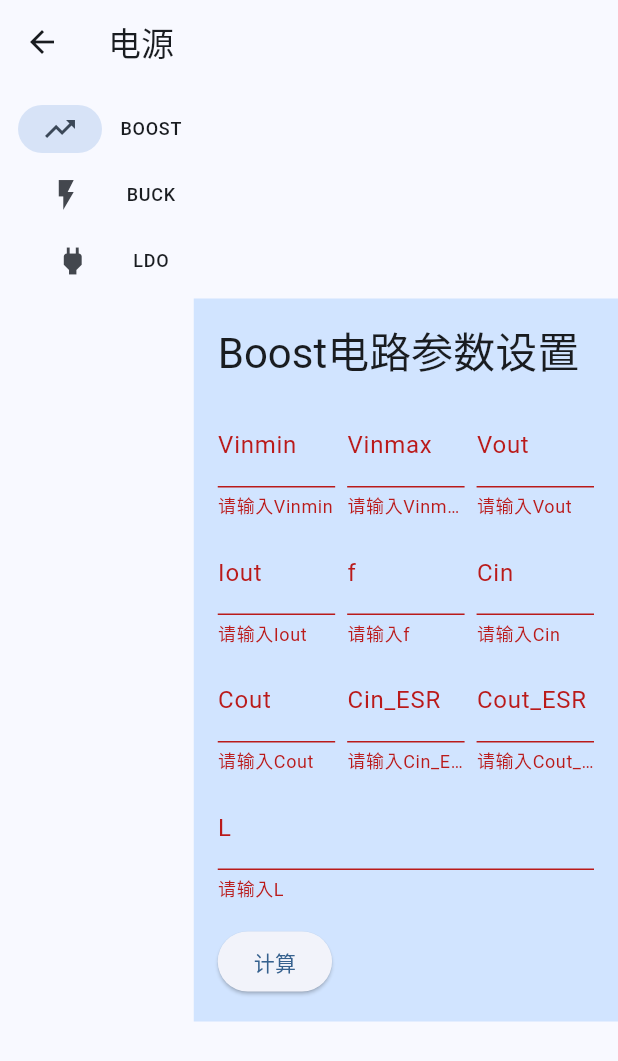
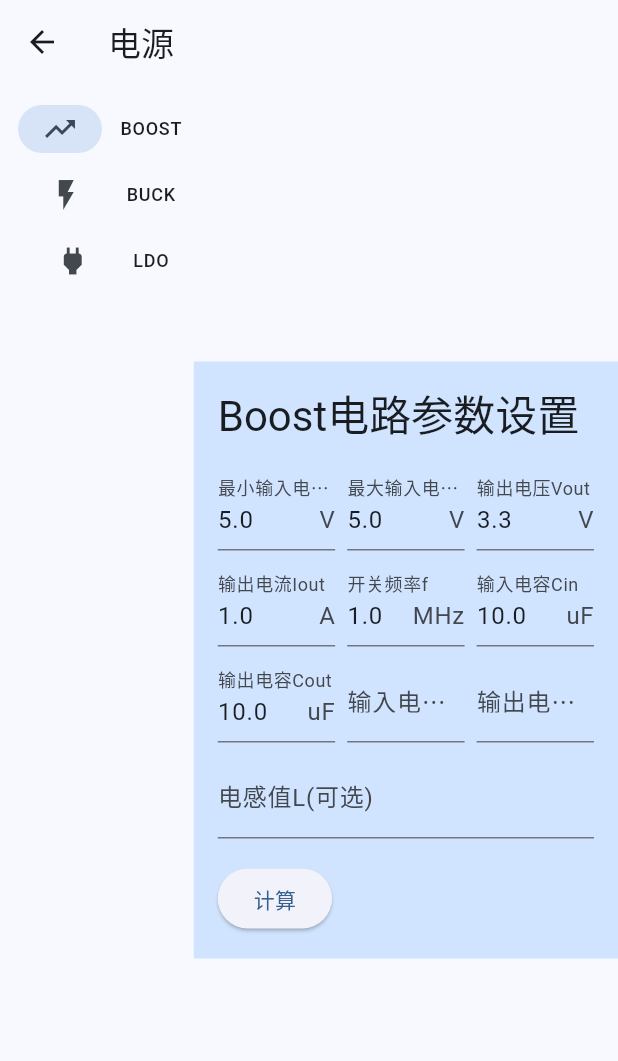
Before and after one commit to vrxiaojie/EngineerHelper, a Flutter app: the PowerPage screen opened directly, after a tap on "计算", on a phone screen of 412 x 824 dp. Shown: the top 1061 px of the screen. Run offline on Flutter 3.47's test engine with Material 3 defaults, Android fonts, the light colour scheme and no system bars.

Commit message:
自动设置boost参数初始值；不检查可选参数；增加单位显示

```diff
--- a/engineer_helper/lib/PowerPage.dart
+++ b/engineer_helper/lib/PowerPage.dart
@@ -1,4 +1,7 @@
+// ignore_for_file: prefer_const_constructors
+
 import 'package:flutter/material.dart';
+import 'package:flutter/services.dart';
 
 // 电源页面
 class PowerPage extends StatefulWidget {
@@ -92,6 +95,20 @@ class _PowerBoostPageState extends State<PowerBoostPage> {
   final TextEditingController lController = TextEditingController();
 
   @override
+  void initState() {
+    super.initState();
+    // 给Vinmin设置初始值
+    vinMinController.text = '5.0'; // 初始值设为 5.0 或其他值
+    vinMaxController.text = '5.0';
+    vOutController.text = '5.0';
+    vOutController.text = '3.3';
+    iOutController.text = '1.0';
+    fController.text = '1.0';
+    cinController.text = '10.0';
+    coutController.text = '10.0';
+  }
+
+  @override
   Widget build(BuildContext context) {
     return SingleChildScrollView(
       child: Padding(
@@ -111,9 +128,22 @@ class _PowerBoostPageState extends State<PowerBoostPage> {
                   Expanded(
                     child: TextFormField(
                       controller: vinMinController,
-                      decoration: InputDecoration(labelText: 'Vinmin'),
+                      decoration: InputDecoration(
+                        labelText: '最小输入电压Vinmin',
+                        suffixText: 'V',
+                      ),
+                      // onTap: () {
+                      //   ScaffoldMessenger.of(context).showSnackBar(
+                      //     SnackBar(content: Text('1222')),
+                      //   );
+                      // },
                       keyboardType:
                           TextInputType.numberWithOptions(decimal: true),
+                      inputFormatters: [
+                        FilteringTextInputFormatter.allow(
+                            RegExp(r'^\d*\.?\d*$')),
+                        // 只允许数字和小数点
+                      ],
                       validator: (value) {
                         if (value == null || value.isEmpty) {
                           return '请输入Vinmin';
@@ -126,7 +156,10 @@ class _PowerBoostPageState extends State<PowerBoostPage> {
                   Expanded(
                     child: TextFormField(
                       controller: vinMaxController,
-                      decoration: InputDecoration(labelText: 'Vinmax'),
+                      decoration: InputDecoration(
+                        labelText: '最大输入电压Vinmax',
+                        suffixText: 'V',
+                      ),
                       keyboardType:
                           TextInputType.numberWithOptions(decimal: true),
                       validator: (value) {
@@ -141,7 +174,10 @@ class _PowerBoostPageState extends State<PowerBoostPage> {
                   Expanded(
                     child: TextFormField(
                       controller: vOutController,
-                      decoration: InputDecoration(labelText: 'Vout'),
+                      decoration: InputDecoration(
+                        labelText: '输出电压Vout',
+                        suffixText: 'V',
+                      ),
                       keyboardType:
                           TextInputType.numberWithOptions(decimal: true),
                       validator: (value) {
@@ -162,7 +198,10 @@ class _PowerBoostPageState extends State<PowerBoostPage> {
                   Expanded(
                     child: TextFormField(
                       controller: iOutController,
-                      decoration: InputDecoration(labelText: 'Iout'),
+                      decoration: InputDecoration(
+                        labelText: '输出电流Iout',
+                        suffixText: 'A',
+                      ),
                       keyboardType:
                           TextInputType.numberWithOptions(decimal: true),
                       validator: (value) {
@@ -177,7 +216,10 @@ class _PowerBoostPageState extends State<PowerBoostPage> {
                   Expanded(
                     child: TextFormField(
                       controller: fController,
-                      decoration: InputDecoration(labelText: 'f'),
+                      decoration: InputDecoration(
+                        labelText: '开关频率f',
+                        suffixText: 'MHz',
+                      ),
                       keyboardType:
                           TextInputType.numberWithOptions(decimal: true),
                       validator: (value) {
@@ -192,7 +234,10 @@ class _PowerBoostPageState extends State<PowerBoostPage> {
                   Expanded(
                     child: TextFormField(
                       controller: cinController,
-                      decoration: InputDecoration(labelText: 'Cin'),
+                      decoration: InputDecoration(
+                        labelText: '输入电容Cin',
+                        suffixText: 'uF',
+                      ),
                       keyboardType:
                           TextInputType.numberWithOptions(decimal: true),
                       validator: (value) {
@@ -213,7 +258,10 @@ class _PowerBoostPageState extends State<PowerBoostPage> {
                   Expanded(
                     child: TextFormField(
                       controller: coutController,
-                      decoration: InputDecoration(labelText: 'Cout'),
+                      decoration: InputDecoration(
+                        labelText: '输出电容Cout',
+                        suffixText: 'uF',
+                      ),
                       keyboardType:
                           TextInputType.numberWithOptions(decimal: true),
                       validator: (value) {
@@ -228,30 +276,24 @@ class _PowerBoostPageState extends State<PowerBoostPage> {
                   Expanded(
                     child: TextFormField(
                       controller: cinEsrController,
-                      decoration: InputDecoration(labelText: 'Cin_ESR'),
+                      decoration: InputDecoration(
+                        labelText: '输入电容直流等效电阻Cin_ESR(可选)',
+                        suffixText: 'mΩ',
+                      ),
                       keyboardType:
                           TextInputType.numberWithOptions(decimal: true),
-                      validator: (value) {
-                        if (value == null || value.isEmpty) {
-                          return '请输入Cin_ESR';
-                        }
-                        return null;
-                      },
                     ),
                   ),
                   SizedBox(width: 8),
                   Expanded(
                     child: TextFormField(
                       controller: coutEsrController,
-                      decoration: InputDecoration(labelText: 'Cout_ESR'),
+                      decoration: InputDecoration(
+                        labelText: '输出电容直流等效电阻Cout_ESR(可选)',
+                        suffixText: 'mΩ',
+                      ),
                       keyboardType:
                           TextInputType.numberWithOptions(decimal: true),
-                      validator: (value) {
-                        if (value == null || value.isEmpty) {
-                          return '请输入Cout_ESR';
-                        }
-                        return null;
-                      },
                     ),
                   ),
                 ],
@@ -264,15 +306,12 @@ class _PowerBoostPageState extends State<PowerBoostPage> {
                   Expanded(
                     child: TextFormField(
                       controller: lController,
-                      decoration: InputDecoration(labelText: 'L'),
+                      decoration: InputDecoration(
+                        labelText: '电感值L(可选)',
+                        suffixText: 'uH',
+                      ),
                       keyboardType:
                           TextInputType.numberWithOptions(decimal: true),
-                      validator: (value) {
-                        if (value == null || value.isEmpty) {
-                          return '请输入L';
-                        }
-                        return null;
-                      },
                     ),
                   ),
                 ],
@@ -294,6 +333,29 @@ class _PowerBoostPageState extends State<PowerBoostPage> {
                     final cinEsr = double.tryParse(cinEsrController.text);
                     final coutEsr = double.tryParse(coutEsrController.text);
                     final l = double.tryParse(lController.text);
+
+                    // 检查 vinMin 是否大于 vinMax
+                    if (vinMin != null && vinMax != null && vinMin > vinMax) {
+                      // 弹窗警告用户
+                      showDialog(
+                        context: context,
+                        builder: (context) {
+                          return AlertDialog(
+                            title: Text('输入错误'),
+                            content: Text('Vinmin 不能大于 Vinmax'),
+                            actions: [
+                              TextButton(
+                                onPressed: () {
+                                  Navigator.of(context).pop();
+                                },
+                                child: Text('确定'),
+                              ),
+                            ],
+                          );
+                        },
+                      );
+                      return; // 如果 vinMin 大于 vinMax，则返回，避免进行后续计算
+                    }
 
                     // 进行后台计算（示例）
                     print(
```
